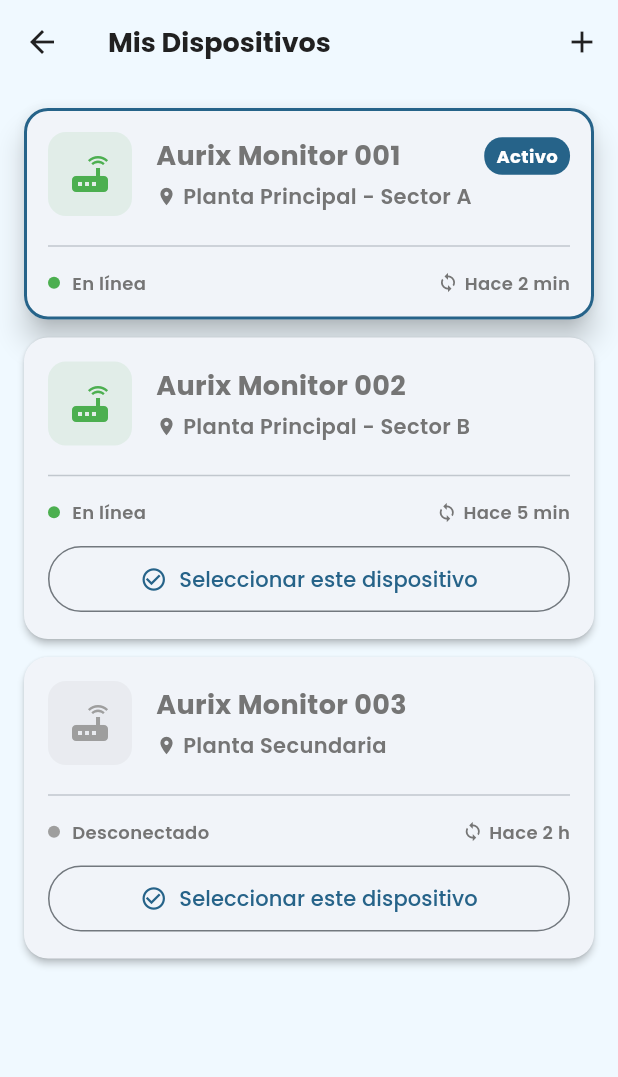
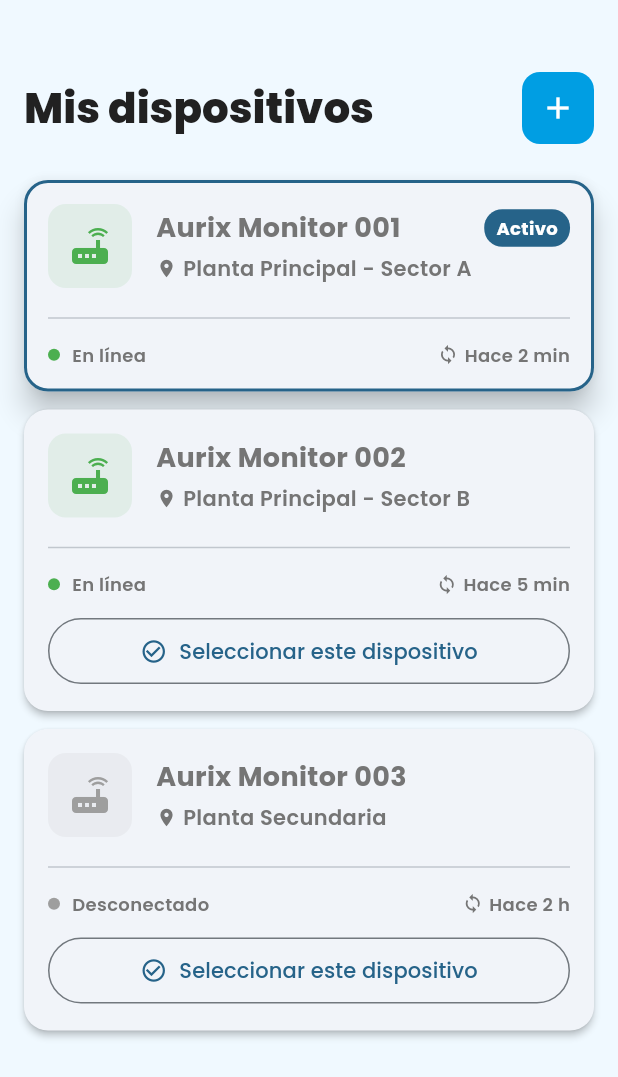
Before and after one commit to xhandlr/water-quality-monitoring, a Flutter app: the DevicesPage screen opened directly, on a phone screen of 412 x 824 dp. Shown: the top 1077 px of the screen. Run offline on Flutter 3.47's test engine with Material 3 defaults, Android fonts, the phone set to English and light mode, and no system bars; our stand-ins replace fl_chart, google_fonts.

Commit message:
style: agregar paddings superior y modificar peso del header en dispositivos

```diff
--- a/app-mobile/lib/features/monitoring/pages/devices_page.dart
+++ b/app-mobile/lib/features/monitoring/pages/devices_page.dart
@@ -1,4 +1,5 @@
 import 'package:flutter/material.dart';
+import 'package:aurix/core/config/theme.dart';
 
 class Device {
   final String id;
@@ -62,18 +63,35 @@ class _DevicesPageState extends State<DevicesPage> {
   @override
   Widget build(BuildContext context) {
     return Scaffold(
-      appBar: AppBar(
-        title: const Text('Mis Dispositivos'),
-        actions: [
-          IconButton(
-            icon: const Icon(Icons.add),
+      body: SafeArea(
+        child: Column(
+          children: [
+            Padding(
+              padding: const EdgeInsets.fromLTRB(16, 48, 16, 24),
+              child: Row(
+                mainAxisAlignment: MainAxisAlignment.spaceBetween,
+                children: [
+                  Text(
+                    'Mis dispositivos',
+                    style: Theme.of(context).textTheme.headlineMedium,
+                  ),
+                  Container(
+                    decoration: BoxDecoration(
+                      color: AppColors.primary,
+                      borderRadius: BorderRadius.circular(12),
+                    ),
+                    child: IconButton(
+                      icon: const Icon(Icons.add, color: AppColors.white),
                       onPressed: _showAddDeviceDialog,
                       tooltip: 'Agregar dispositivo',
                     ),
+                  ),
                 ],
               ),
-      body: ListView.builder(
-        padding: const EdgeInsets.all(16),
+            ),
+            Expanded(
+              child: ListView.builder(
+                padding: const EdgeInsets.symmetric(horizontal: 16),
                 itemCount: _devices.length,
                 itemBuilder: (context, index) {
           final device = _devices[index];
@@ -269,6 +287,10 @@ class _DevicesPageState extends State<DevicesPage> {
           );
         },
       ),
+            ),
+          ],
+        ),
+      ),
     );
   }
 
```
Lines whose indentation alone changed are shown as unchanged.
